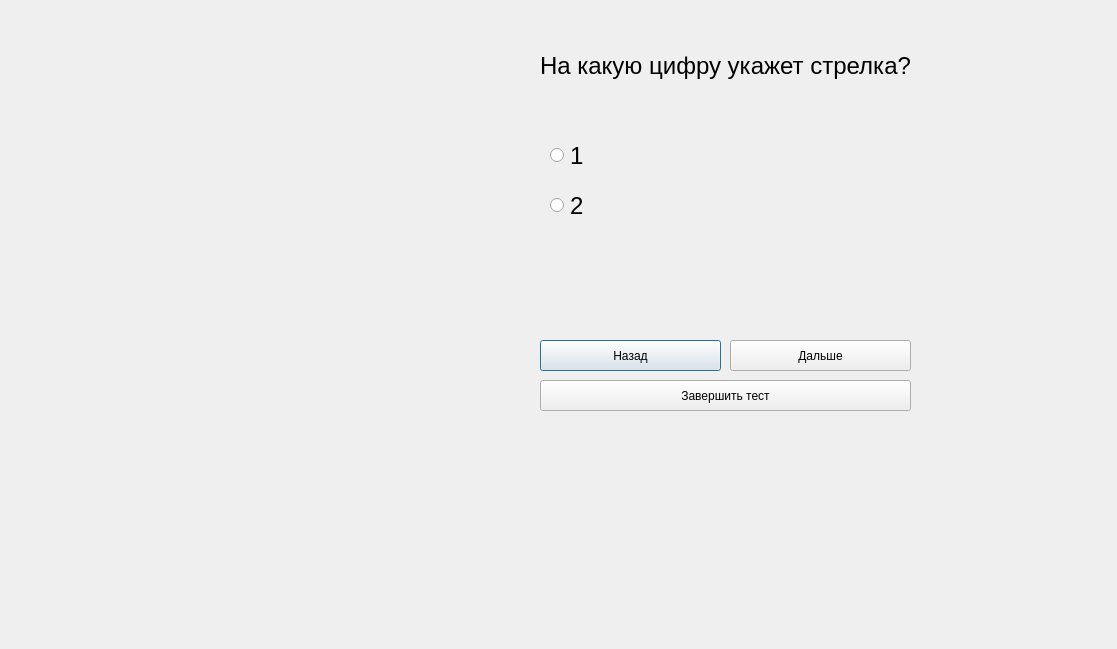
Before: the Qt Designer form DMCF/testform6.ui in SACRED448/Group_Project-UP-, drawn with Qt 5.
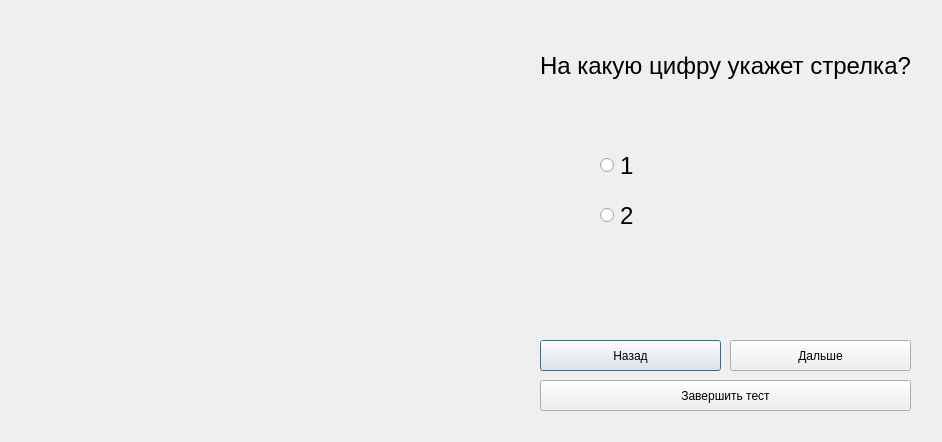
After: the same form once the commit is applied.

The edit to the form file:
```diff
--- a/DMCF/testform6.ui
+++ b/DMCF/testform6.ui
@@ -6,8 +6,8 @@
    <rect>
     <x>0</x>
     <y>0</y>
-    <width>1117</width>
-    <height>649</height>
+    <width>942</width>
+    <height>442</height>
    </rect>
   </property>
   <property name="windowTitle">
@@ -109,7 +109,7 @@
   <widget class="QLabel" name="image">
    <property name="geometry">
     <rect>
-     <x>10</x>
+     <x>50</x>
      <y>30</y>
      <width>411</width>
      <height>331</height>
@@ -122,8 +122,8 @@
   <widget class="QRadioButton" name="radioButton_2">
    <property name="geometry">
     <rect>
-     <x>550</x>
-     <y>190</y>
+     <x>600</x>
+     <y>200</y>
      <width>51</width>
      <height>31</height>
     </rect>
@@ -143,8 +143,8 @@
   <widget class="QRadioButton" name="radioButton">
    <property name="geometry">
     <rect>
-     <x>550</x>
-     <y>140</y>
+     <x>600</x>
+     <y>150</y>
      <width>51</width>
      <height>31</height>
     </rect>
```
Left out of the diff: 6 changed lines with no effect on the pictures.
